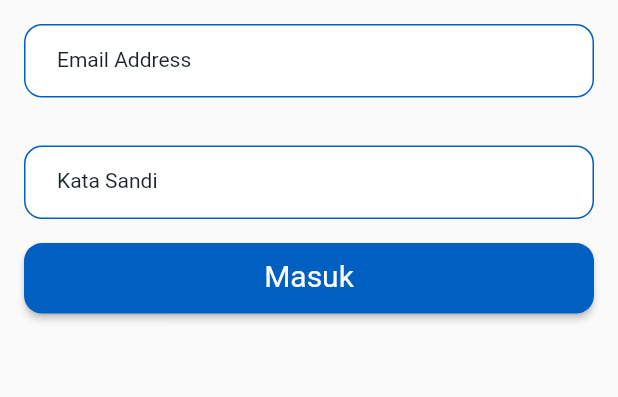
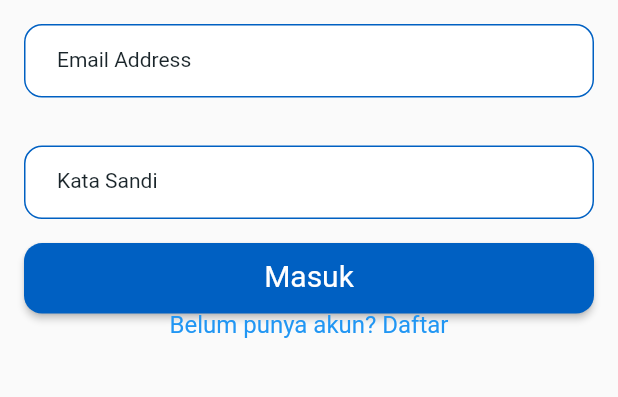
Before and after one commit to Uskrai/angkot-hackaton-balikpapan-2023, a Flutter app: the screen it shows after launch, on a phone screen of 412 x 824 dp, the part 572-969 px from its top. Run offline on Flutter 3.47's test engine with Material 2 defaults, Android fonts, the phone set to English and light mode, and no system bars; our stand-ins replace flutter_map, geolocator, latlong2; Roboto replaces fonts that are missing (Poppins).

```diff
--- a/app/angkot_ku/lib/authentication/login_layout.dart
+++ b/app/angkot_ku/lib/authentication/login_layout.dart
@@ -1,3 +1,4 @@
+import 'package:angkot_ku/authentication/register_layout.dart';
 import 'package:angkot_ku/client/ApiClient.dart';
 import 'package:flutter/material.dart';
 
@@ -197,6 +198,26 @@ class _LoginLayoutState extends State<LoginLayout> {
                         ),
                       ),
                     ),
+                  ),
+                  GestureDetector(
+                    onTap: () {
+                      Navigator.push(context, MaterialPageRoute(builder: (context) =>
+                          RegisterLayout(apiClient: widget.apiClient, onLoggedIn: widget.onLoggedIn)
+                      ));
+                      // Tambahkan kode untuk menangani aksi ketika tombol "Daftar" ditekan
+                    },
+                    child: const Text(
+                      'Belum punya akun? Daftar',
+                      textAlign: TextAlign.center,
+                      style: TextStyle(
+                        color: Colors.blue, // Warna teks menjadi biru
+                        fontFamily: 'Poppins',
+                        fontSize: 16,
+                        letterSpacing: 0,
+                        fontWeight: FontWeight.normal,
+                        height: 1,
+                      ),
+                    ),
                   )
                 ],
               ),
--- a/app/angkot_ku/lib/main.dart
+++ b/app/angkot_ku/lib/main.dart
@@ -9,7 +9,7 @@ import 'client/ApiClient.dart';
 import 'client/Role.dart';
 
 void main() {
-  var apiClient = ApiClient(url: "192.168.2.34:3000");
+  var apiClient = ApiClient(url: "192.168.2.9:3000");
   runApp(
     MyApp(
       apiClient: apiClient,
@@ -85,7 +85,6 @@ class _MyAppState extends State<MyApp> {
               }else {
                 return CircularProgressIndicator();
               }
-              break;
               default:
               return LoginLayout(
                 apiClient: widget.apiClient,
```
Also changed, not shown: app/angkot_ku/lib/client/ApiClient.dart (+12 -6 lines), app/angkot_ku/lib/user/user_bis_layout.dart (+88 -2 lines), app/angkot_ku/lib/user/user_layout.dart (+5 -2 lines).
